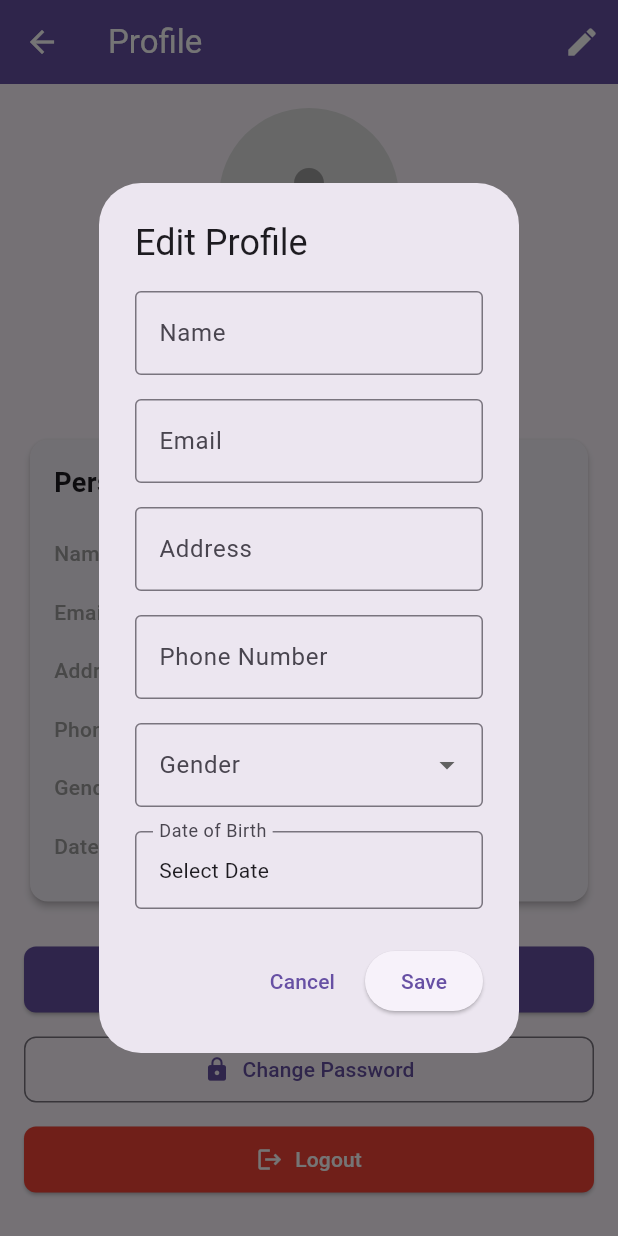
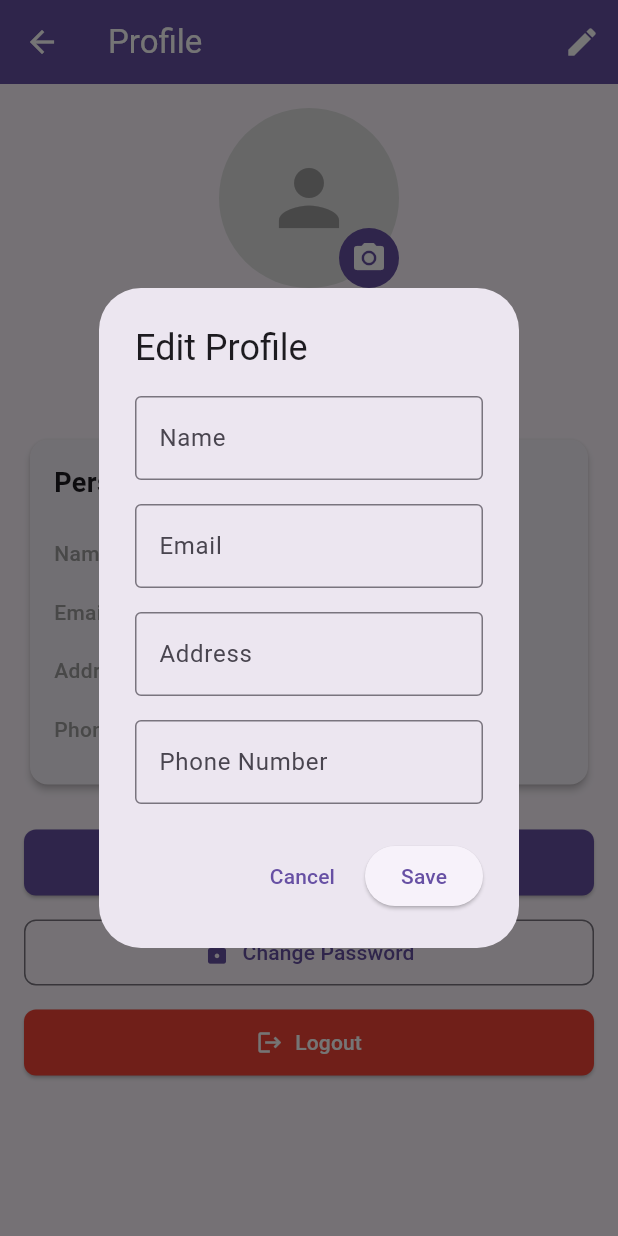
Before and after one commit to Mohitkhanal007/Grocery_store_app, a Flutter app: the ProfileView screen opened directly, after a tap on "Edit Profile", after a tap on the "edit" icon, on a phone screen of 412 x 824 dp. Run offline on Flutter 3.47's test engine with Material 3 defaults, Android fonts, the phone set to English and light mode, and no system bars; our stand-ins replace dartz, dio, equatable, flutter_bloc, get_it, hive and 4 more; missing offline and left inert: mocktail; accounts and stored records are empty; network calls fail.

Commit message:
update in profile

```diff
--- a/lib/features/profile/data/model/profile_model.dart
+++ b/lib/features/profile/data/model/profile_model.dart
@@ -8,8 +8,6 @@ class ProfileModel extends Equatable {
   final String address;
   final String? phoneNumber;
   final String? profileImage;
-  final DateTime? dateOfBirth;
-  final String? gender;
   final DateTime createdAt;
   final DateTime updatedAt;
 
@@ -20,8 +18,6 @@ class ProfileModel extends Equatable {
     required this.address,
     this.phoneNumber,
     this.profileImage,
-    this.dateOfBirth,
-    this.gender,
     required this.createdAt,
     required this.updatedAt,
   });
@@ -34,10 +30,6 @@ class ProfileModel extends Equatable {
       address: json['address'] ?? '',
       phoneNumber: json['phoneNumber'],
       profileImage: json['profileImage'],
-      dateOfBirth: json['dateOfBirth'] != null
-          ? DateTime.parse(json['dateOfBirth'])
-          : null,
-      gender: json['gender'],
       createdAt: DateTime.parse(
         json['createdAt'] ?? DateTime.now().toIso8601String(),
       ),
@@ -55,8 +47,6 @@ class ProfileModel extends Equatable {
       'address': address,
       'phoneNumber': phoneNumber,
       'profileImage': profileImage,
-      'dateOfBirth': dateOfBirth?.toIso8601String(),
-      'gender': gender,
       'createdAt': createdAt.toIso8601String(),
       'updatedAt': updatedAt.toIso8601String(),
     };
@@ -70,8 +60,6 @@ class ProfileModel extends Equatable {
       address: address,
       phoneNumber: phoneNumber,
       profileImage: profileImage,
-      dateOfBirth: dateOfBirth,
-      gender: gender,
       createdAt: createdAt,
       updatedAt: updatedAt,
     );
@@ -85,8 +73,6 @@ class ProfileModel extends Equatable {
       address: entity.address,
       phoneNumber: entity.phoneNumber,
       profileImage: entity.profileImage,
-      dateOfBirth: entity.dateOfBirth,
-      gender: entity.gender,
       createdAt: entity.createdAt,
       updatedAt: entity.updatedAt,
     );
@@ -100,8 +86,6 @@ class ProfileModel extends Equatable {
     address,
     phoneNumber,
     profileImage,
-    dateOfBirth,
-    gender,
     createdAt,
     updatedAt,
   ];
--- a/lib/features/profile/domain/entity/profile_entity.dart
+++ b/lib/features/profile/domain/entity/profile_entity.dart
@@ -7,8 +7,6 @@ class ProfileEntity extends Equatable {
   final String address;
   final String? phoneNumber;
   final String? profileImage;
-  final DateTime? dateOfBirth;
-  final String? gender;
   final DateTime createdAt;
   final DateTime updatedAt;
 
@@ -19,8 +17,6 @@ class ProfileEntity extends Equatable {
     required this.address,
     this.phoneNumber,
     this.profileImage,
-    this.dateOfBirth,
-    this.gender,
     required this.createdAt,
     required this.updatedAt,
   });
@@ -33,8 +29,6 @@ class ProfileEntity extends Equatable {
     address,
     phoneNumber,
     profileImage,
-    dateOfBirth,
-    gender,
     createdAt,
     updatedAt,
   ];
@@ -46,8 +40,6 @@ class ProfileEntity extends Equatable {
     String? address,
     String? phoneNumber,
     String? profileImage,
-    DateTime? dateOfBirth,
-    String? gender,
     DateTime? createdAt,
     DateTime? updatedAt,
   }) {
@@ -58,8 +50,6 @@ class ProfileEntity extends Equatable {
       address: address ?? this.address,
       phoneNumber: phoneNumber ?? this.phoneNumber,
       profileImage: profileImage ?? this.profileImage,
-      dateOfBirth: dateOfBirth ?? this.dateOfBirth,
-      gender: gender ?? this.gender,
       createdAt: createdAt ?? this.createdAt,
       updatedAt: updatedAt ?? this.updatedAt,
     );
--- a/lib/features/profile/presentation/view/profile_view.dart
+++ b/lib/features/profile/presentation/view/profile_view.dart
@@ -23,8 +23,6 @@ class _ProfileViewState extends State<ProfileView> {
   final _emailController = TextEditingController();
   final _addressController = TextEditingController();
   final _phoneController = TextEditingController();
-  String? _selectedGender;
-  DateTime? _selectedDateOfBirth;
   String? _profileImageUrl;
 
   @override
@@ -166,13 +164,6 @@ class _ProfileViewState extends State<ProfileView> {
             _buildInfoRow('Email', _emailController.text),
             _buildInfoRow('Address', _addressController.text),
             _buildInfoRow('Phone', _phoneController.text),
-            _buildInfoRow('Gender', _selectedGender ?? 'Not specified'),
-            _buildInfoRow(
-              'Date of Birth',
-              _selectedDateOfBirth != null
-                  ? '${_selectedDateOfBirth!.day}/${_selectedDateOfBirth!.month}/${_selectedDateOfBirth!.year}'
-                  : 'Not specified',
-            ),
           ],
         ),
       ),
@@ -267,8 +258,6 @@ class _ProfileViewState extends State<ProfileView> {
       _emailController.text = profile.email;
       _addressController.text = profile.address;
       _phoneController.text = profile.phoneNumber ?? '';
-      _selectedGender = profile.gender;
-      _selectedDateOfBirth = profile.dateOfBirth;
       _profileImageUrl = profile.profileImage;
     });
   }
@@ -348,39 +337,6 @@ class _ProfileViewState extends State<ProfileView> {
                       border: OutlineInputBorder(),
                     ),
                   ),
-                  const SizedBox(height: 16),
-                  DropdownButtonFormField<String>(
-                    value: _selectedGender,
-                    decoration: const InputDecoration(
-                      labelText: 'Gender',
-                      border: OutlineInputBorder(),
-                    ),
-                    items: const [
-                      DropdownMenuItem(value: 'Male', child: Text('Male')),
-                      DropdownMenuItem(value: 'Female', child: Text('Female')),
-                      DropdownMenuItem(value: 'Other', child: Text('Other')),
-                    ],
-                    onChanged: (value) {
-                      setState(() {
-                        _selectedGender = value;
-                      });
-                    },
-                  ),
-                  const SizedBox(height: 16),
-                  InkWell(
-                    onTap: () => _selectDate(context),
-                    child: InputDecorator(
-                      decoration: const InputDecoration(
-                        labelText: 'Date of Birth',
-                        border: OutlineInputBorder(),
-                      ),
-                      child: Text(
-                        _selectedDateOfBirth != null
-                            ? '${_selectedDateOfBirth!.day}/${_selectedDateOfBirth!.month}/${_selectedDateOfBirth!.year}'
-                            : 'Select Date',
-                      ),
-                    ),
-                  ),
                 ],
               ),
             ),
@@ -397,20 +353,6 @@ class _ProfileViewState extends State<ProfileView> {
     );
   }
 
-  Future<void> _selectDate(BuildContext context) async {
-    final DateTime? picked = await showDatePicker(
-      context: context,
-      initialDate: _selectedDateOfBirth ?? DateTime.now(),
-      firstDate: DateTime(1900),
-      lastDate: DateTime.now(),
-    );
-    if (picked != null && picked != _selectedDateOfBirth) {
-      setState(() {
-        _selectedDateOfBirth = picked;
-      });
-    }
-  }
-
   void _saveProfile() {
     if (_formKey.currentState!.validate()) {
       final updatedProfile = ProfileEntity(
@@ -420,8 +362,6 @@ class _ProfileViewState extends State<ProfileView> {
         address: _addressController.text,
         phoneNumber: _phoneController.text,
         profileImage: _profileImageUrl,
-        dateOfBirth: _selectedDateOfBirth,
-        gender: _selectedGender,
         createdAt: DateTime.now(),
         updatedAt: DateTime.now(),
       );
```
Also changed, not shown: 1 other file.
